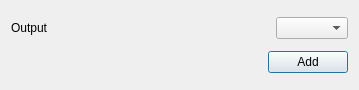
Above: main/ui/gui/ui_specification/design/gui_output_desing.ui from uz-gaz/Tertimuss before the change. Below: the same form after it.
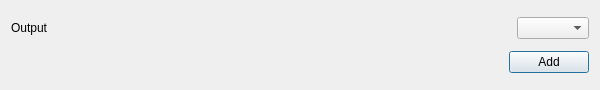
That is the form after the change.

```diff
--- a/main/ui/gui/ui_specification/design/gui_output_desing.ui
+++ b/main/ui/gui/ui_specification/design/gui_output_desing.ui
@@ -6,7 +6,7 @@
    <rect>
     <x>0</x>
     <y>0</y>
-    <width>359</width>
+    <width>600</width>
     <height>90</height>
    </rect>
   </property>
```
Left out of the diff: 38 changed lines with no effect on the pictures.
